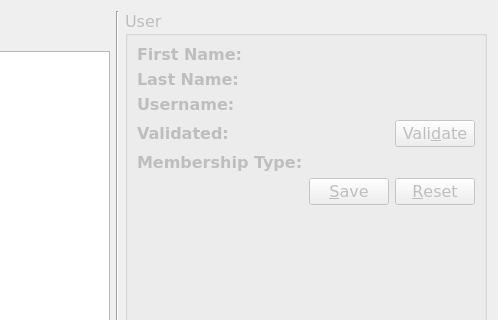
Above: LibraryManagementSystem/widgets/userManagement/usermanagementview.ui from NiroSugir/LibraryManagementSystem before the change; both pictures show x 371 to 869 and y 0 to 320 of the 869 by 647 pixel window. Below: the same form after it.
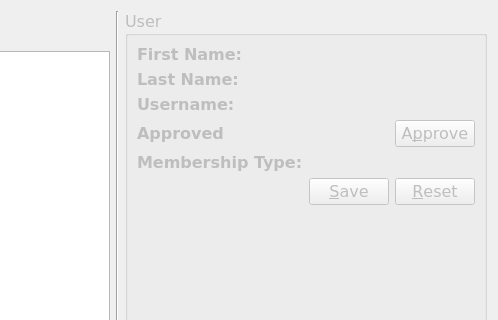
That is the form after the change.

Commit message: change validate to approve

Patch:
```diff
--- a/LibraryManagementSystem/widgets/userManagement/usermanagementview.ui
+++ b/LibraryManagementSystem/widgets/userManagement/usermanagementview.ui
@@ -102,7 +102,7 @@
       <item row="3" column="2">
        <widget class="QPushButton" name="pushButtonValidate">
         <property name="text">
-         <string>Vali&amp;date</string>
+         <string>A&amp;pprove</string>
         </property>
        </widget>
       </item>
@@ -188,7 +188,7 @@
          </font>
         </property>
         <property name="text">
-         <string>Validated:</string>
+         <string>Approved</string>
         </property>
        </widget>
       </item>
```
Left out of the diff: 2 changed lines with no effect on the pictures. The commit also changes 1 other file.
